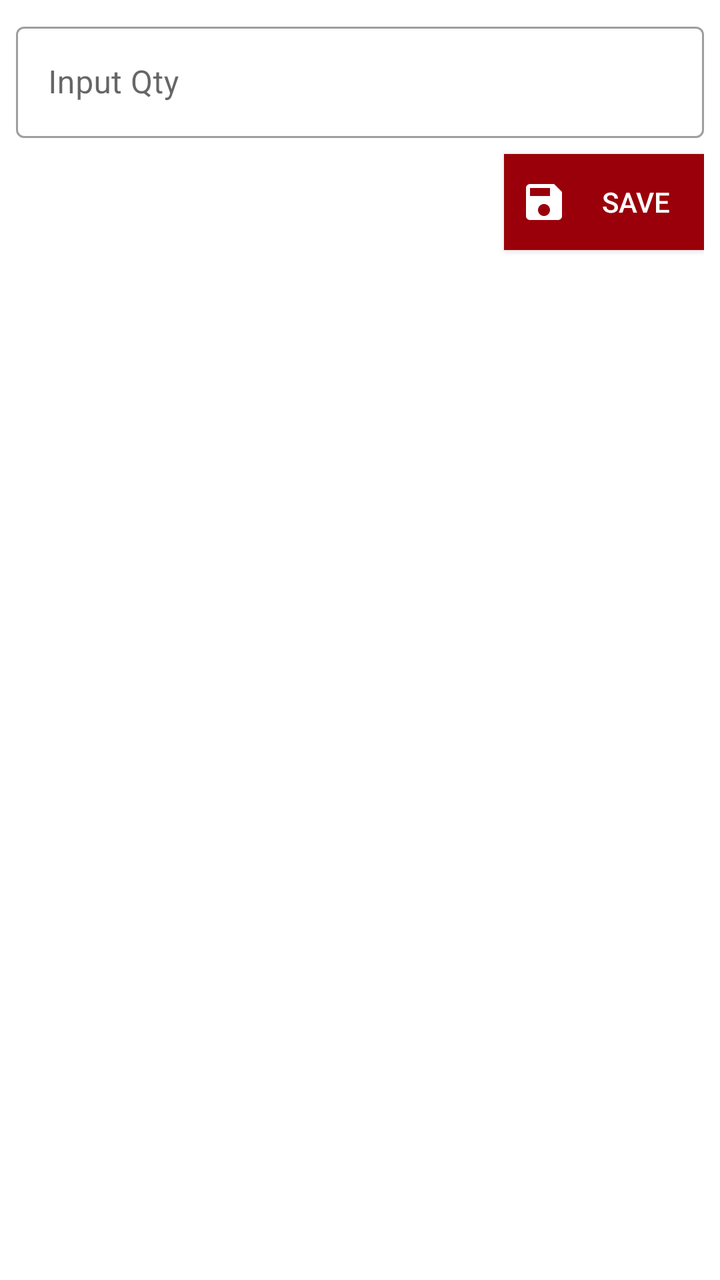
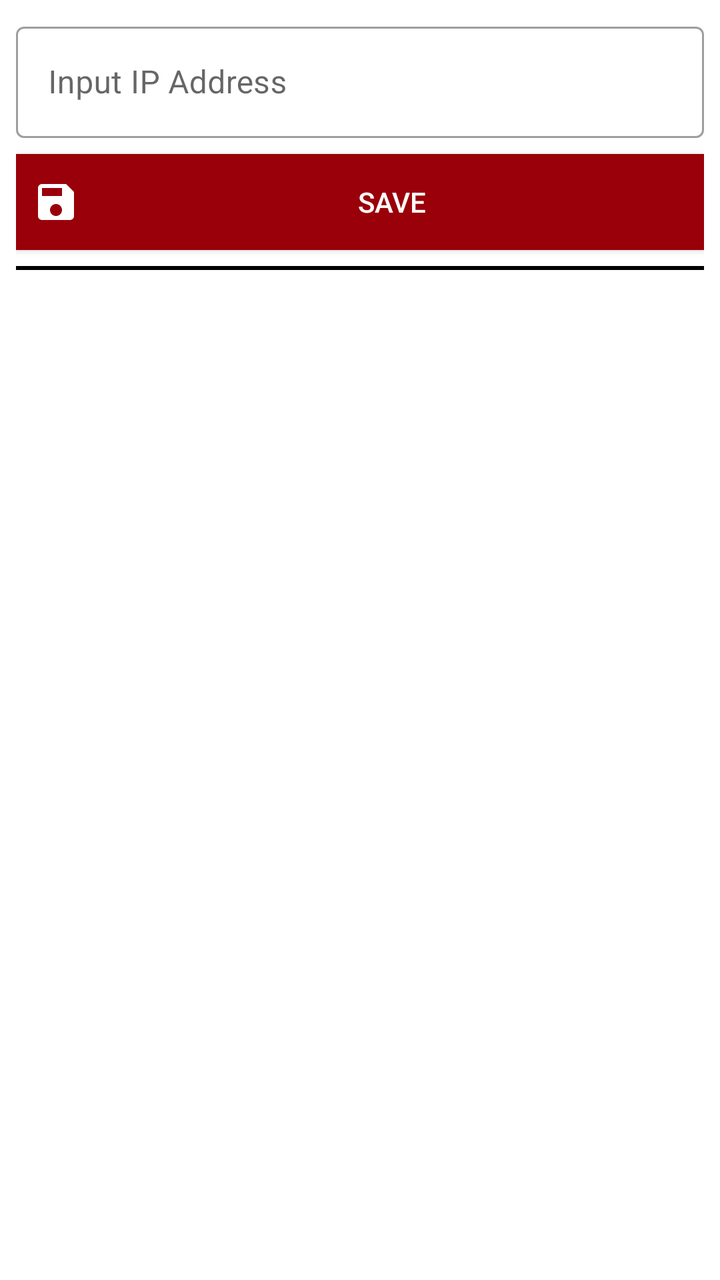

Compare the two renders of this Android layout. The source of the first and the diff that turns it into the second are given below.
<!-- AndroidManifest.xml: application theme Theme.MAPZebraPrinter -->
<!-- res/layout/activity_setting.xml -->
<?xml version="1.0" encoding="utf-8"?>
<androidx.constraintlayout.widget.ConstraintLayout xmlns:android="http://schemas.android.com/apk/res/android"
    xmlns:app="http://schemas.android.com/apk/res-auto"
    xmlns:tools="http://schemas.android.com/tools"
    android:id="@+id/main"
    android:layout_width="match_parent"
    android:layout_height="match_parent"
    android:layout_marginTop="84dp"
    android:padding="8dp"
    tools:context=".view.SettingActivity">

    <com.google.android.material.textfield.TextInputLayout
        android:id="@+id/til_ip_address"
        style="@style/Widget.MaterialComponents.TextInputLayout.OutlinedBox"
        android:layout_width="match_parent"
        android:layout_height="wrap_content"
        android:hint="@string/input_qty"
        app:layout_constraintTop_toTopOf="parent">

        <com.google.android.material.textfield.TextInputEditText
            android:id="@+id/et_ip_address"
            android:layout_width="match_parent"
            android:layout_height="wrap_content"
            android:inputType="text" />
    </com.google.android.material.textfield.TextInputLayout>

    <androidx.appcompat.widget.AppCompatButton
        android:id="@+id/btn_save"
        android:layout_width="100dp"
        android:layout_height="wrap_content"
        android:layout_marginTop="8dp"
        android:background="@color/primary_color"
        android:drawableStart="@drawable/baseline_save_24"
        android:drawablePadding="8dp"
        android:drawableTint="@color/white"
        android:padding="8dp"
        android:text="@string/save"
        android:textColor="@color/white"
        app:layout_constraintEnd_toEndOf="parent"
        app:layout_constraintTop_toBottomOf="@+id/til_ip_address" />

    <androidx.recyclerview.widget.RecyclerView
        android:id="@+id/rv_devices"
        android:layout_width="match_parent"
        android:layout_height="0dp"
        android:layout_marginTop="8dp"
        android:padding="8dp"
        app:layoutManager="androidx.recyclerview.widget.LinearLayoutManager"
        app:layout_constraintBottom_toBottomOf="parent"
        app:layout_constraintTop_toBottomOf="@+id/btn_save"
        tools:listitem="@layout/item_setting" />

</androidx.constraintlayout.widget.ConstraintLayout>
<!-- res/layout/item_setting.xml (included above) -->
<?xml version="1.0" encoding="utf-8"?>
<androidx.constraintlayout.widget.ConstraintLayout xmlns:android="http://schemas.android.com/apk/res/android"
    xmlns:app="http://schemas.android.com/apk/res-auto"
    android:id="@+id/parent"
    android:layout_width="match_parent"
    android:layout_height="wrap_content"
    android:padding="12dp">

    <TextView
        android:id="@+id/device_name"
        android:layout_width="wrap_content"
        android:layout_height="wrap_content"
        android:text="@string/name"
        android:textColor="@color/black"
        android:textSize="16sp"
        android:textStyle="bold"
        app:layout_constraintStart_toStartOf="parent"
        app:layout_constraintTop_toTopOf="parent" />

    <TextView
        android:id="@+id/device_address"
        android:layout_width="wrap_content"
        android:layout_height="wrap_content"
        android:text="@string/address"
        android:textColor="@color/black"
        android:textSize="14sp"
        app:layout_constraintStart_toStartOf="parent"
        app:layout_constraintTop_toBottomOf="@+id/device_name" />

    <ImageView
        android:id="@+id/iv_selected"
        android:layout_width="wrap_content"
        android:layout_height="wrap_content"
        android:layout_margin="8dp"
        android:src="@drawable/baseline_bluetooth_24"
        android:visibility="gone"
        app:layout_constraintBottom_toBottomOf="parent"
        app:layout_constraintEnd_toEndOf="parent"
        app:layout_constraintTop_toTopOf="parent" />

</androidx.constraintlayout.widget.ConstraintLayout>
<!-- resources referenced by this layout -->
<resources>
  <color name="black">#FF000000</color>
  <color name="primary_color">#9A0009</color>
  <color name="white">#FFFFFFFF</color>
  <!-- drawable baseline_bluetooth_24 (drawable) -->
  <vector xmlns:android="http://schemas.android.com/apk/res/android" android:height="24dp" android:tint="#40A8F1" android:viewportHeight="24" android:viewportWidth="24" android:width="24dp">
        
      <path android:fillColor="@android:color/white" android:pathData="M17.71,7.71L12,2h-1v7.59L6.41,5 5,6.41 10.59,12 5,17.59 6.41,19 11,14.41L11,22h1l5.71,-5.71 -4.3,-4.29 4.3,-4.29zM13,5.83l1.88,1.88L13,9.59L13,5.83zM14.88,16.29L13,18.17v-3.76l1.88,1.88z"/>
      
  </vector>
  <!-- drawable baseline_save_24 (drawable) -->
  <vector xmlns:android="http://schemas.android.com/apk/res/android" android:height="24dp" android:tint="#FFFFFF" android:viewportHeight="24" android:viewportWidth="24" android:width="24dp">
        
      <path android:fillColor="@android:color/white" android:pathData="M17,3L5,3c-1.11,0 -2,0.9 -2,2v14c0,1.1 0.89,2 2,2h14c1.1,0 2,-0.9 2,-2L21,7l-4,-4zM12,19c-1.66,0 -3,-1.34 -3,-3s1.34,-3 3,-3 3,1.34 3,3 -1.34,3 -3,3zM15,9L5,9L5,5h10v4z"/>
      
  </vector>
  <string name="address">Address</string>
  <string name="input_qty">Input Qty</string>
  <string name="name">Name</string>
  <string name="save">Save</string>
  <style name="Theme.MAPZebraPrinter" parent="Theme.MaterialComponents.DayNight.DarkActionBar">
          
          <item name="colorPrimary">@color/primary_color</item>
          <item name="colorPrimaryVariant">@color/purple_700</item>
          <item name="colorOnPrimary">@color/white</item>
          
          <item name="colorSecondary">@color/teal_200</item>
          <item name="colorSecondaryVariant">@color/teal_700</item>
          <item name="colorOnSecondary">@color/black</item>
          
          <item name="android:statusBarColor">?attr/colorPrimaryVariant</item>
          
      </style>
  <color name="purple_700">#FF3700B3</color>
  <color name="teal_200">#FF03DAC5</color>
  <color name="teal_700">#FF018786</color>
</resources>

<!-- the commit's change to res/layout/activity_setting.xml (unified diff, before → after) -->
@@ -5,7 +5,7 @@
     android:id="@+id/main"
     android:layout_width="match_parent"
     android:layout_height="match_parent"
-    android:layout_marginTop="84dp"
+    android:layout_marginTop="20dp"
     android:padding="8dp"
     tools:context=".view.SettingActivity">
 
@@ -14,7 +14,7 @@
         style="@style/Widget.MaterialComponents.TextInputLayout.OutlinedBox"
         android:layout_width="match_parent"
         android:layout_height="wrap_content"
-        android:hint="@string/input_qty"
+        android:hint="@string/input_ip_address"
         app:layout_constraintTop_toTopOf="parent">
 
         <com.google.android.material.textfield.TextInputEditText
@@ -26,7 +26,7 @@
 
     <androidx.appcompat.widget.AppCompatButton
         android:id="@+id/btn_save"
-        android:layout_width="100dp"
+        android:layout_width="match_parent"
         android:layout_height="wrap_content"
         android:layout_marginTop="8dp"
         android:background="@color/primary_color"
@@ -39,6 +39,14 @@
         app:layout_constraintEnd_toEndOf="parent"
         app:layout_constraintTop_toBottomOf="@+id/til_ip_address" />
 
+    <View
+        android:id="@+id/v_divider"
+        android:layout_width="match_parent"
+        android:layout_height="2dp"
+        android:layout_marginTop="8dp"
+        android:background="@color/black"
+        app:layout_constraintTop_toBottomOf="@+id/btn_save" />
+
     <androidx.recyclerview.widget.RecyclerView
         android:id="@+id/rv_devices"
         android:layout_width="match_parent"
@@ -47,7 +55,7 @@
         android:padding="8dp"
         app:layoutManager="androidx.recyclerview.widget.LinearLayoutManager"
         app:layout_constraintBottom_toBottomOf="parent"
-        app:layout_constraintTop_toBottomOf="@+id/btn_save"
+        app:layout_constraintTop_toBottomOf="@+id/v_divider"
         tools:listitem="@layout/item_setting" />
 
 </androidx.constraintlayout.widget.ConstraintLayout>
<!-- resource entries referenced after the edit -->
@@ -16,7 +16,7 @@
       
   </vector>
   <string name="address">Address</string>
-  <string name="input_qty">Input Qty</string>
+  <string name="input_ip_address">Input IP Address</string>
   <string name="name">Name</string>
   <string name="save">Save</string>
   <style name="Theme.MAPZebraPrinter" parent="Theme.MaterialComponents.DayNight.DarkActionBar">
